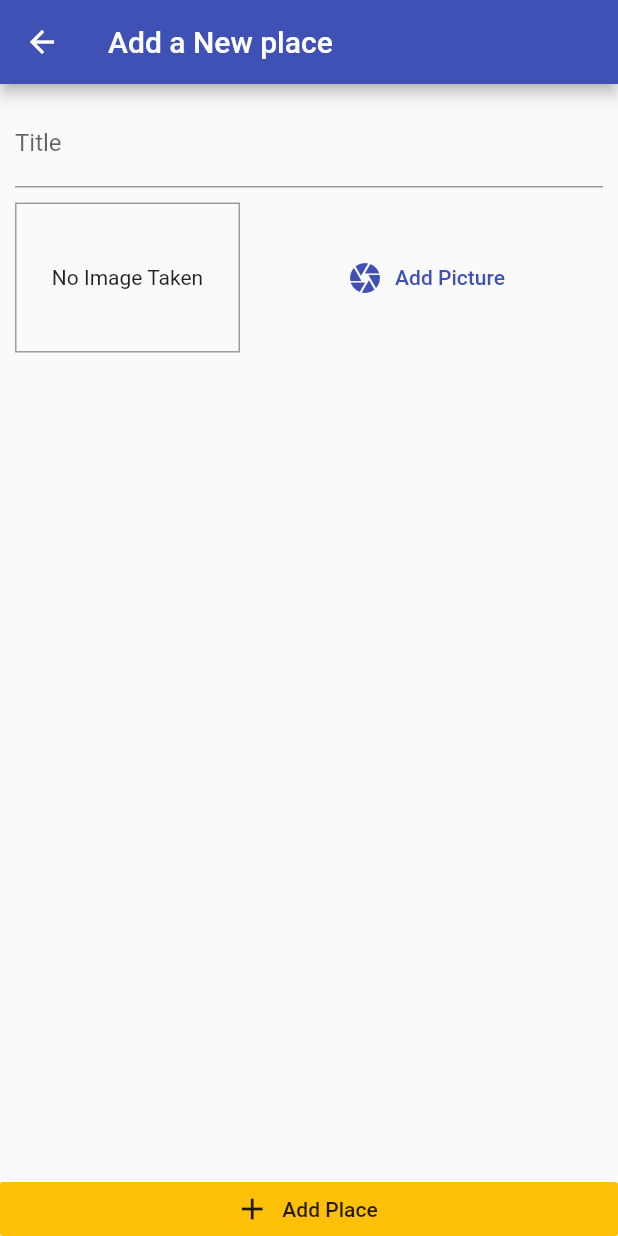
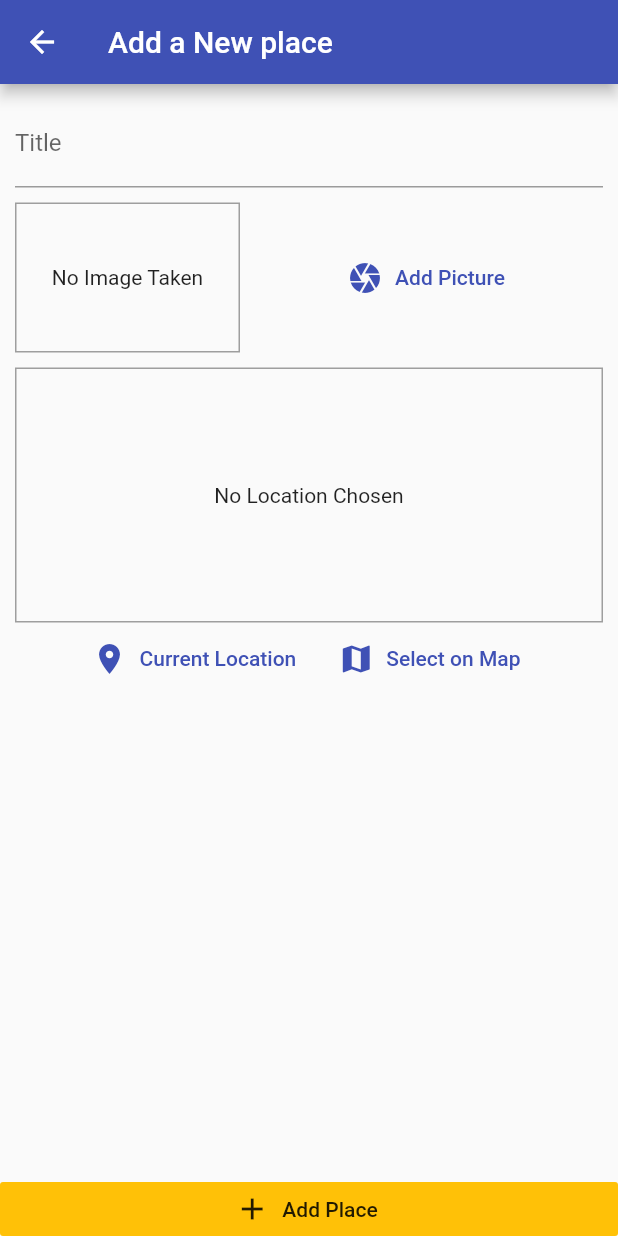
Before and after one commit to Mahendra789/places, a Flutter app: the AddPlaceScreen screen opened by its route, on a phone screen of 412 x 824 dp. Run offline on Flutter 3.47's test engine with Material 2 defaults, Android fonts, the phone set to English and light mode, and no system bars; our stand-ins replace image_picker, location, sqflite; accounts and stored records are empty.

Commit message:
Getting user location

```diff
--- a/lib/screens/add_place_screen.dart
+++ b/lib/screens/add_place_screen.dart
@@ -4,6 +4,7 @@ import 'package:provider/provider.dart';
 import 'package:flutter/material.dart';
 import './../widgets/image-input.dart';
 import '../providers/great_places.dart';
+import '../widgets/location_input.dart';
 
 class AddPlaceScreen extends StatefulWidget {
   static const routeName = "/add-place";
@@ -48,6 +49,8 @@ class _AddPlaceScreenState extends State<AddPlaceScreen> {
                   ),
                   SizedBox(height: 10),
                   Imageinput(_selectImage),
+                  SizedBox(height: 10),
+                  LocationInput(),
                 ]),
               ),
             ),
--- /dev/null
+++ b/lib/widgets/location_input.dart
@@ -0,0 +1,61 @@
+import 'package:flutter/cupertino.dart';
+import 'package:flutter/material.dart';
+import 'package:location/location.dart';
+
+class LocationInput extends StatefulWidget {
+  @override
+  _LocationInputState createState() => _LocationInputState();
+}
+
+class _LocationInputState extends State<LocationInput> {
+  String _previewImageUrl;
+
+  Future<void> _getCurrentLocation() async {
+    final locData = await Location().getLocation();
+    print(locData.latitude);
+    print(locData.longitude);
+  }
+
+  @override
+  Widget build(BuildContext context) {
+    return Column(
+      children: <Widget>[
+        Container(
+          height: 170,
+          width: double.infinity,
+          alignment: Alignment.center,
+          decoration: BoxDecoration(
+            border: Border.all(width: 1, color: Colors.grey),
+          ),
+          child: _previewImageUrl == null
+              ? Text(
+                  'No Location Chosen',
+                  textAlign: TextAlign.center,
+                )
+              : Image.network(
+                  _previewImageUrl,
+                  fit: BoxFit.cover,
+                  width: double.infinity,
+                ),
+        ),
+        Row(
+          mainAxisAlignment: MainAxisAlignment.center,
+          children: <Widget>[
+            FlatButton.icon(
+              onPressed: _getCurrentLocation,
+              icon: Icon(Icons.location_on),
+              label: Text('Current Location'),
+              textColor: Theme.of(context).primaryColor,
+            ),
+            FlatButton.icon(
+              onPressed: () {},
+              icon: Icon(Icons.map),
+              label: Text('Select on Map'),
+              textColor: Theme.of(context).primaryColor,
+            ),
+          ],
+        ),
+      ],
+    );
+  }
+}
--- a/pubspec.yaml
+++ b/pubspec.yaml
@@ -28,6 +28,7 @@ dependencies:
   path_provider: ^1.1.0
   path: ^1.6.2
   sqflite: ^1.1.5
+  location: ^2.3.5
 
 
   # The following adds the Cupertino Icons font to your application.
```
Also changed, not shown: pubspec.lock, 2 other files.
